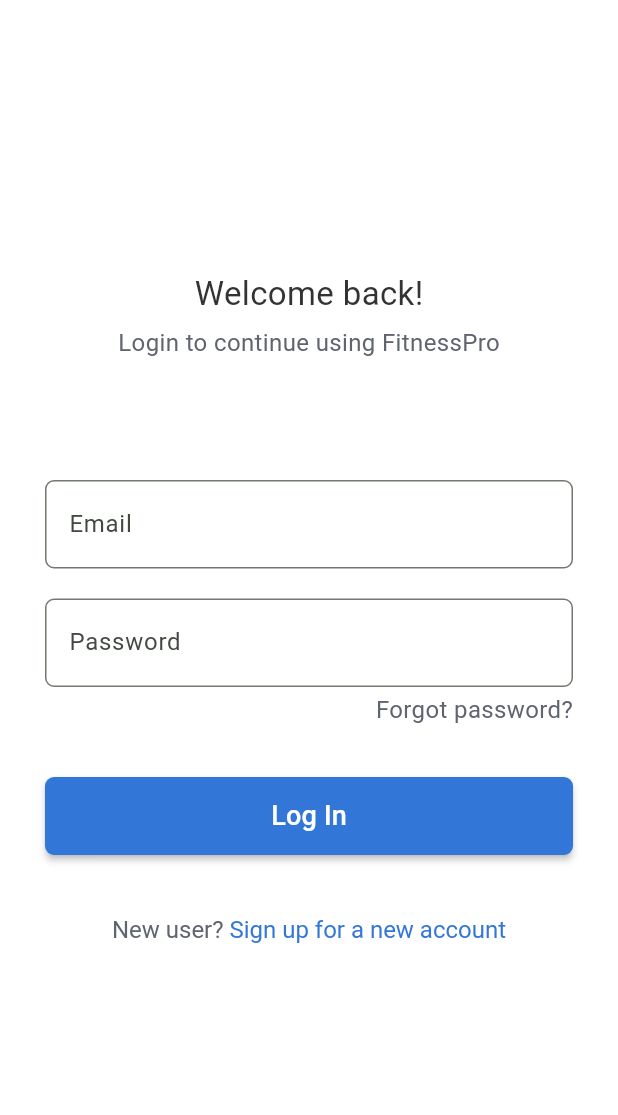
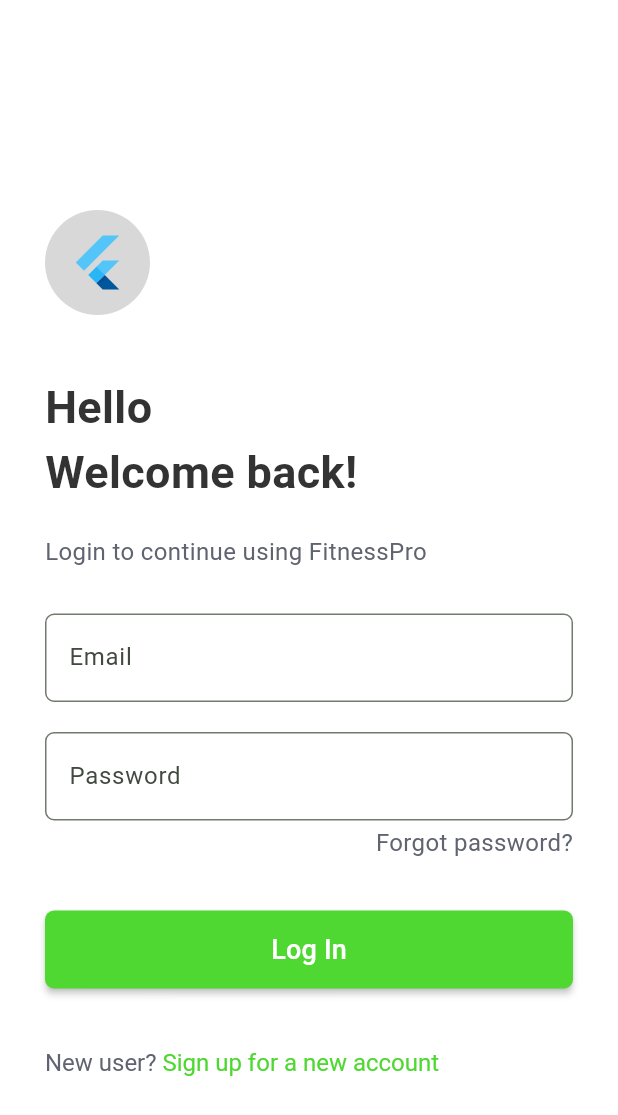
Before and after one commit to Huakhanhdoan/fitness-fe, a Flutter app: the LoginPage screen opened directly, on a phone screen of 412 x 824 dp. Shown: the top 1115 px of the screen. Run offline on Flutter 3.47's test engine with Material 3 defaults, Android fonts, the phone set to English and light mode, and no system bars; our stand-ins replace curved_labeled_navigation_bar, flutter_map, flutter_svg, geocoding, latlong2, location and 6 more; missing offline and left inert: date_picker_plus, flutter_map_location_marker, heart_bpm, open_route_service, time_picker_spinner; accounts and stored records are empty.

Commit message:
sualogin va seting

```diff
--- a/lib/account/loginPage.dart
+++ b/lib/account/loginPage.dart
@@ -1,5 +1,6 @@
 import 'package:fitness/components/menu.dart';
 import 'package:fitness/home/homePage.dart';
+import 'package:flutter/cupertino.dart';
 import 'package:flutter/gestures.dart';
 import 'package:flutter/material.dart';
 
@@ -15,21 +16,40 @@ class _LoginPageState extends State<LoginPage> {
   @override
   Widget build(BuildContext context) {
     return Scaffold(
+
       body: Container(
         padding: const EdgeInsets.fromLTRB(30, 0, 30, 0),
         constraints: const BoxConstraints.expand(),
         color: Colors.white,
         child: SingleChildScrollView(
           child: Column(
+            mainAxisAlignment: MainAxisAlignment.end,
+            crossAxisAlignment: CrossAxisAlignment.start,
             children: <Widget>[
+
               const SizedBox(
                 height: 140,
               ),
+              Padding(
+                padding: const EdgeInsets.fromLTRB(0, 0, 0, 40),
+                child: Container(
+                    width: 70,
+                    height: 70,
+                    padding: EdgeInsets.all(15),
+                    decoration: BoxDecoration(
+                        shape: BoxShape.circle, color: Color(0xffd8d8d8)),
+                    child: FlutterLogo()
+                ),
+              ),
+
               const Padding(
-                padding: EdgeInsets.fromLTRB(0, 40, 0, 6),
+                padding: EdgeInsets.fromLTRB(0, 0, 0, 20),
                 child: Text(
-                  'Welcome back!',
-                  style: TextStyle(fontSize: 22, color: Color(0xff333333)),
+                    'Hello\nWelcome back!',
+                    style: TextStyle(
+                      fontWeight: FontWeight.bold,
+                      color: Color(0xff333333),
+                      fontSize: 30,)
                 ),
               ),
               const Text(
@@ -37,7 +57,7 @@ class _LoginPageState extends State<LoginPage> {
                 style: TextStyle(fontSize: 16, color: Color(0xff606470)),
               ),
               const Padding(
-                padding: EdgeInsets.fromLTRB(0, 80, 0, 20),
+                padding: EdgeInsets.fromLTRB(0, 30, 0, 20),
                 child: TextField(
                   style: TextStyle(fontSize: 18, color: Colors.black),
                   decoration: InputDecoration(
@@ -97,7 +117,7 @@ class _LoginPageState extends State<LoginPage> {
                       'Log In',
                       style: TextStyle(fontSize: 18, color: Colors.white),
                     ),
-                    color: const Color(0xff3277D8),
+                    color: const Color(0xff50d832),
                     shape: const RoundedRectangleBorder(
                         borderRadius: BorderRadius.all(Radius.circular(6))
                     ),
@@ -118,7 +138,7 @@ class _LoginPageState extends State<LoginPage> {
                                 },
                               text: 'Sign up for a new account',
                               style: const TextStyle(
-                                  color: Color(0xff3277D8), fontSize: 16
+                                  color: Color(0xff50d832), fontSize: 16
                               )
                           )
                         ]
--- a/lib/setting/setting.dart
+++ b/lib/setting/setting.dart
@@ -17,7 +17,8 @@ class _SettingState extends State<Setting> {
   double step = 2210;
   double distance = 2.12;
   bool isWater = true;
- late bool isDarkMode ;
+  late bool isDarkMode  = false ;
+
   @override
   void initState() {
     super.initState();
```
